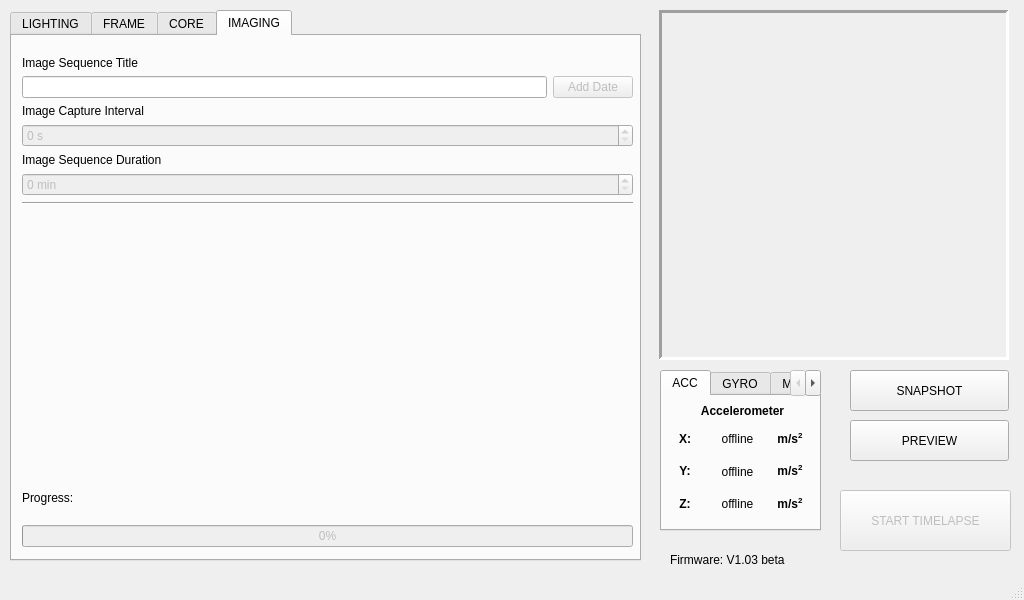
Old version of the form _ui/Clinostat.ui in the repository CoSE-Jerry/3D-Clinostat.
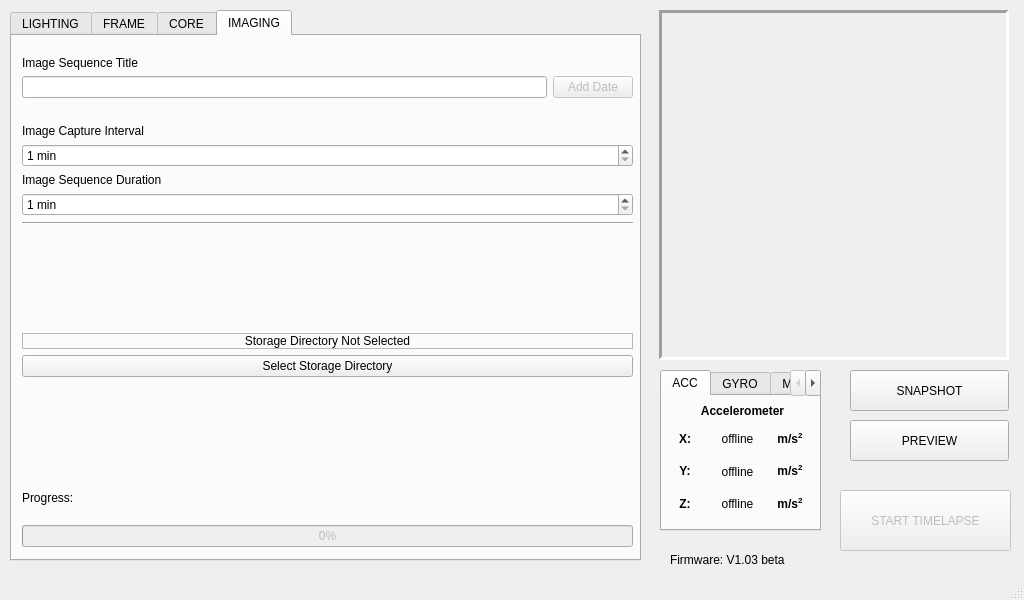
New version of the form. The open tabs and pages were chosen to show the change. Icons and pictures are not drawn.

```diff
--- a/_ui/Clinostat.ui
+++ b/_ui/Clinostat.ui
@@ -1254,6 +1254,22 @@
            </item>
           </layout>
          </item>
+         <item>
+          <spacer name="verticalSpacer_2">
+           <property name="orientation">
+            <enum>Qt::Vertical</enum>
+           </property>
+           <property name="sizeType">
+            <enum>QSizePolicy::Expanding</enum>
+           </property>
+           <property name="sizeHint" stdset="0">
+            <size>
+             <width>20</width>
+             <height>38</height>
+            </size>
+           </property>
+          </spacer>
+         </item>
          <item>
           <widget class="QLabel" name="Image_Interval">
            <property name="text">
@@ -1264,10 +1280,13 @@
          <item>
           <widget class="QSpinBox" name="ICI_spinBox">
            <property name="enabled">
-            <bool>false</bool>
+            <bool>true</bool>
            </property>
            <property name="suffix">
-            <string> s</string>
+            <string> min</string>
+           </property>
+           <property name="minimum">
+            <number>1</number>
            </property>
            <property name="maximum">
             <number>9999999</number>
@@ -1288,11 +1307,14 @@
          <item>
           <widget class="QSpinBox" name="ISD_spinBox">
            <property name="enabled">
-            <bool>false</bool>
+            <bool>true</bool>
            </property>
            <property name="suffix">
             <string> min</string>
            </property>
+           <property name="minimum">
+            <number>1</number>
+           </property>
            <property name="maximum">
             <number>9999999</number>
            </property>
@@ -1321,6 +1343,38 @@
            </property>
           </spacer>
          </item>
+         <item>
+          <widget class="QLabel" name="directory_label">
+           <property name="enabled">
+            <bool>true</bool>
+           </property>
+           <property name="frameShape">
+            <enum>QFrame::StyledPanel</enum>
+           </property>
+           <property name="frameShadow">
+            <enum>QFrame::Raised</enum>
+           </property>
+           <property name="text">
+            <string>Storage Directory Not Selected</string>
+           </property>
+           <property name="alignment">
+            <set>Qt::AlignCenter</set>
+           </property>
+          </widget>
+         </item>
+         <item>
+          <widget class="QPushButton" name="directory_pushButton">
+           <property name="enabled">
+            <bool>true</bool>
+           </property>
+           <property name="text">
+            <string>Select Storage Directory</string>
+           </property>
+           <property name="checkable">
+            <bool>false</bool>
+           </property>
+          </widget>
+         </item>
         </layout>
        </item>
       </layout>
```
Left out of the diff: 4 changed lines with no effect on the pictures.
